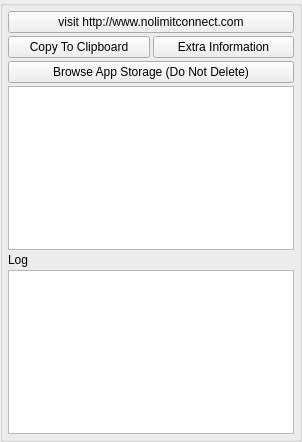
Above: AppsSrc/CommonSrc/Forms/AppletApplicationInfo.ui from brettrjones-github/nolimitconnect before the change. Below: the same form after it.
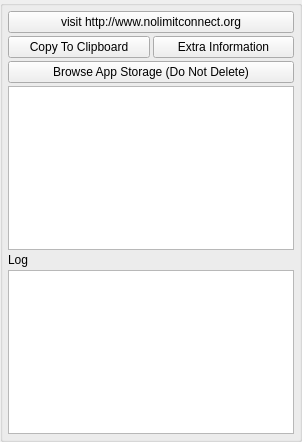
That is the form after the change.

Diff of the .ui file:
```diff
--- a/AppsSrc/CommonSrc/Forms/AppletApplicationInfo.ui
+++ b/AppsSrc/CommonSrc/Forms/AppletApplicationInfo.ui
@@ -89,7 +89,7 @@
          </sizepolicy>
         </property>
         <property name="text">
-         <string>visit http://www.nolimitconnect.com</string>
+         <string>visit http://www.nolimitconnect.org</string>
         </property>
        </widget>
       </item>
```
